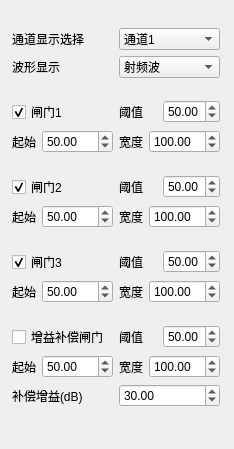
The window that Ui/ParseToolWidget.ui (lishuaiyuan1990/Zynq) describes before a commit, drawn with Qt 5.
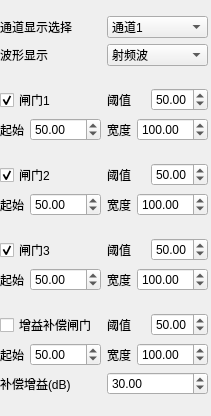
The same window after the commit.

Diff of the .ui file:
```diff
--- a/Ui/ParseToolWidget.ui
+++ b/Ui/ParseToolWidget.ui
@@ -6,8 +6,8 @@
    <rect>
     <x>0</x>
     <y>0</y>
-    <width>234</width>
-    <height>449</height>
+    <width>211</width>
+    <height>416</height>
    </rect>
   </property>
   <property name="windowTitle">
@@ -16,8 +16,8 @@
   <widget class="QWidget" name="layoutWidget">
    <property name="geometry">
     <rect>
-     <x>12</x>
-     <y>12</y>
+     <x>0</x>
+     <y>0</y>
      <width>208</width>
      <height>411</height>
     </rect>
```
